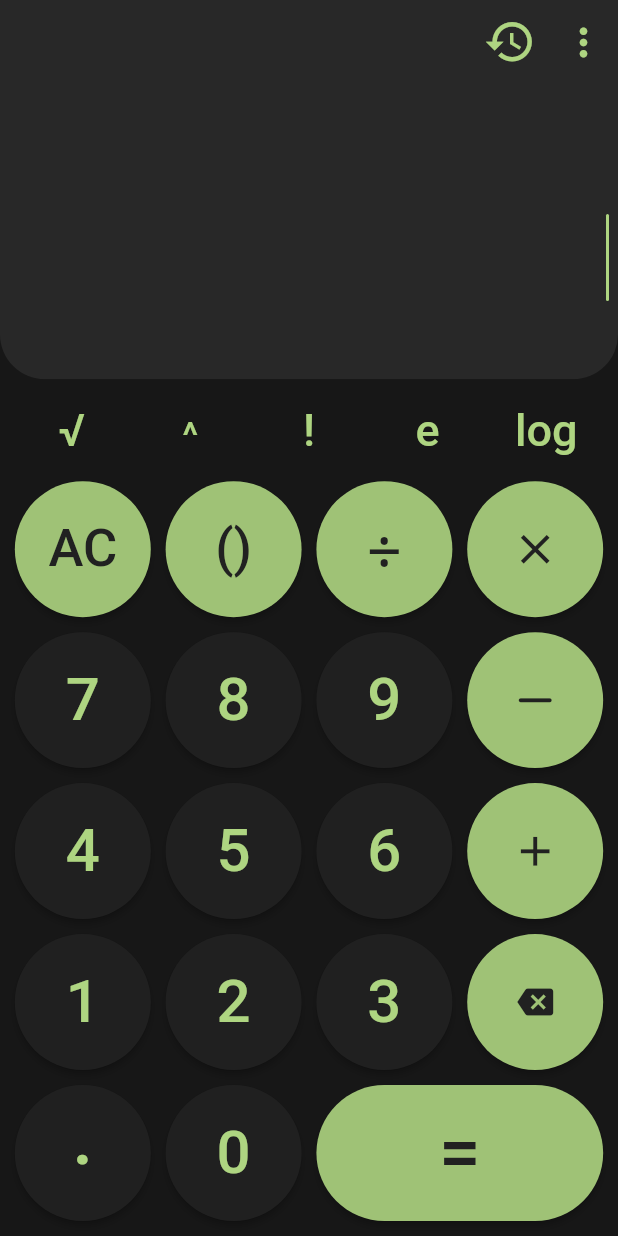
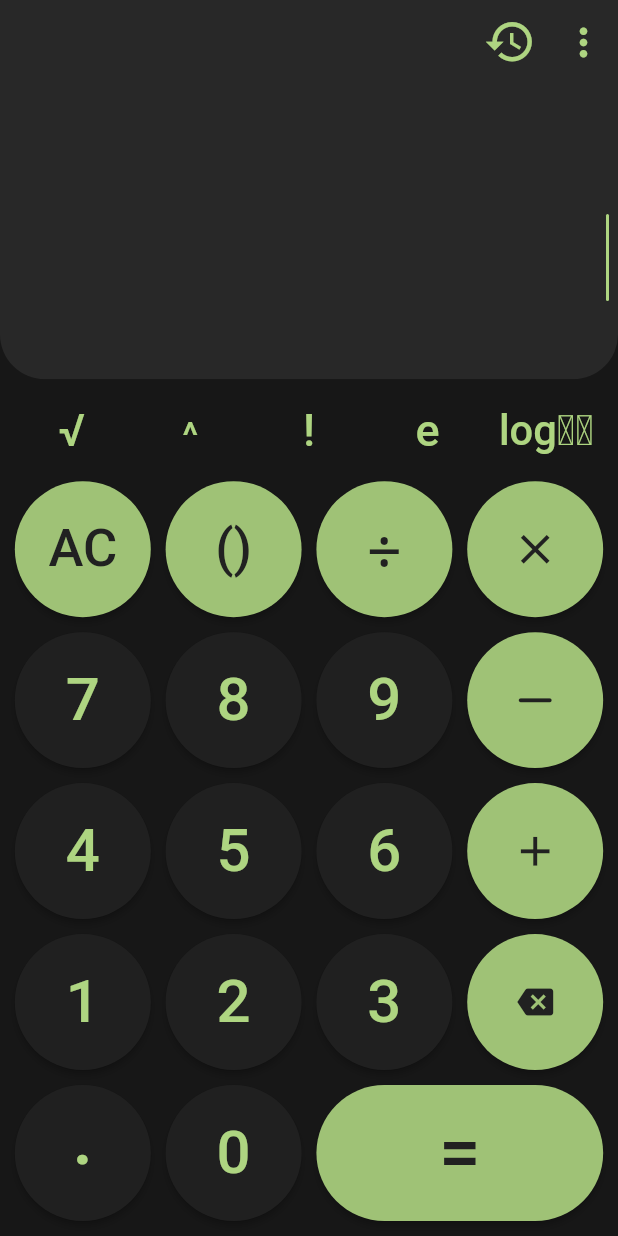
Before and after one commit to NARIKODANHRIDUL/Calculator_app_Flutter, a Flutter app: the screen it shows after launch, on a phone screen of 412 x 824 dp. Run offline on Flutter 3.47's test engine with Material 2 defaults, Android fonts, the phone set to English and light mode, and no system bars; our stand-ins replace fluttertoast, google_fonts, math_expressions, share_plus, shared_preferences.

Commit message:
Add: log2 feature

```diff
--- a/lib/main.dart
+++ b/lib/main.dart
@@ -381,7 +381,7 @@ class _HomeState extends State<Home> {
                       verticalDivider2,
                       extraButton("e", wid),
                       verticalDivider2,
-                      extraButton("log", wid),
+                      extraButton(logx, wid),
                       verticalDivider2,
                     ],
                   ),
@@ -465,6 +465,17 @@ class _HomeState extends State<Home> {
 
   ElevatedButton extraButton(String tag, double wid) {
     return ElevatedButton(
+      onLongPress: () {
+        setState(() {
+          if (tag == "log₁₀") {
+            logx = "log₂";
+            toastMsg("Log to the base 2");
+          } else if (tag == "log₂") {
+            logx = "log₁₀";
+            toastMsg("Log to the base 10");
+          }
+        });
+      },
       onPressed: () {
         setState(() {
           // for resetting for (answer to input)
@@ -491,10 +502,16 @@ class _HomeState extends State<Home> {
             typeIt('(e');
           else
             typeIt('e');
-          else if (tag == 'log') if (strBfrCursor.endsWith("√"))
+          else if (tag == 'log₂') if (strBfrCursor.endsWith("√"))
+            typeIt('(㏒₂(');
+          else
+            typeIt("㏒₂(");
+          else if (tag == 'log₁₀') if (strBfrCursor.endsWith("√"))
             typeIt('(㏒(');
+          // typeIt('(㏒₁₀(');
           else
             typeIt('㏒(');
+          // typeIt('㏒₁₀(');
           /////////////////
           if (answer != '') {
             eqSize = 50;
@@ -520,10 +537,17 @@ class _HomeState extends State<Home> {
           padding: tag == '^'
               ? EdgeInsets.only(top: wid * 0.20 / 10)
               : EdgeInsets.all(0),
-          child: Text(
-            tag,
-            style: GoogleFonts.ubuntuMono(
-                fontSize: 30, fontWeight: FontWeight.w500),
+          child: Transform.scale(
+            scale: (tag == "log₁₀")
+                ? 1.5
+                : (tag == "log₂")
+                    ? 1.2
+                    : 1,
+            child: Text(
+              tag,
+              style: GoogleFonts.ubuntuMono(
+                  fontSize: 30, fontWeight: FontWeight.w500),
+            ),
           ),
         ),
       ),
@@ -593,7 +617,11 @@ class _HomeState extends State<Home> {
 
               //////////////////////
             } else if (tag == 'D') {
-              int value = strBfrCursor.endsWith('㏒(') ? 2 : 1;
+              int value = strBfrCursor.endsWith('㏒₂(')
+                  ? 3
+                  : strBfrCursor.endsWith('㏒(')
+                      ? 2
+                      : 1;
               if (controller.text != '') {
                 controller.text = controller.text
                         .substring(0, controller.selection.baseOffset - value) +
@@ -931,15 +959,18 @@ class _HomeState extends State<Home> {
     ////////////////////////////////
     // log(5*3) => log(10, 5*3) //log(10,x) is thr syntax
     int logCount = userInputToCalculate.split("log").length - 1;
-    for (int i = 0; i < logCount; i++) //when there is multiple log
+    for (int i = 0; i < logCount; i++) {
+      //when there is multiple log
       userInputToCalculate = userInputToCalculate.replaceAllMapped(
           RegExp(r"log\(([^,]+)\)"), (match) => "log(10, ${match.group(1)})");
-    // userInputToCalculate = userInputToCalculate.replaceAllMapped(
-    //     RegExp(r"log₂\(([^,]+)\)"), (match) => "log(2, ${match.group(1)})");
-    // userInputToCalculate = userInputToCalculate.replaceAllMapped(
-    //     RegExp(r"log₁₀\(([^,]+)\)"), (match) => "log(10, ${match.group(1)})");
+      userInputToCalculate = userInputToCalculate.replaceAllMapped(
+          RegExp(r"log₂\(([^,]+)\)"), (match) => "log(2, ${match.group(1)})");
+    }
     // ₁₀ ₂
 
+    //makes 8e => 8*e
+    userInputToCalculate = userInputToCalculate.replaceAllMapped(
+        RegExp(r"(\d)+log"), (match) => "${match.group(1)}*log");
     //makes 8e => 8*e
     userInputToCalculate = userInputToCalculate.replaceAllMapped(
         RegExp(r"(\d)+e"), (match) => "${match.group(1)}*e");
```
